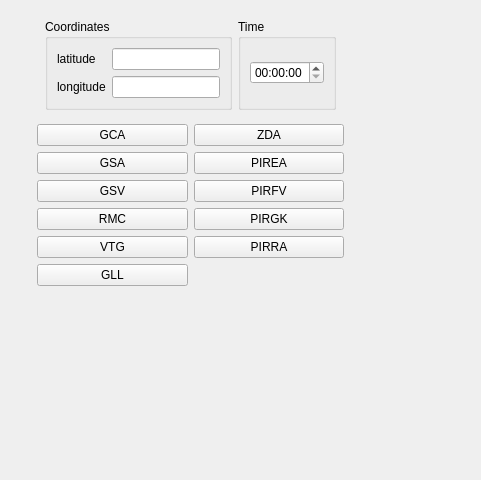
Qt form Qt/Organizations/Selena/Navi_transmitter/src/mainbox/ui/mainbox.ui (RinatB2017/mega_GIT) before a commit.
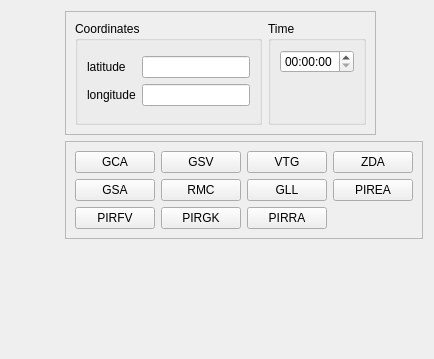
The same form after that commit. Custom widgets are drawn as their Qt base class.

Patch:
```diff
--- a/Qt/Organizations/Selena/Navi_transmitter/src/mainbox/ui/mainbox.ui
+++ b/Qt/Organizations/Selena/Navi_transmitter/src/mainbox/ui/mainbox.ui
@@ -6,8 +6,8 @@
    <rect>
     <x>0</x>
     <y>0</y>
-    <width>481</width>
-    <height>480</height>
+    <width>434</width>
+    <height>359</height>
    </rect>
   </property>
   <property name="windowTitle">
@@ -16,28 +16,6 @@
   <layout class="QHBoxLayout" name="horizontalLayout">
    <item>
     <layout class="QVBoxLayout" name="verticalLayout">
-     <item>
-      <widget class="SerialBox5" name="serialWidget" native="true"/>
-     </item>
-     <item>
-      <spacer name="verticalSpacer">
-       <property name="orientation">
-        <enum>Qt::Vertical</enum>
-       </property>
-       <property name="sizeHint" stdset="0">
-        <size>
-         <width>20</width>
-         <height>40</height>
-        </size>
-       </property>
-      </spacer>
-     </item>
-    </layout>
-   </item>
-   <item>
-    <layout class="QVBoxLayout" name="verticalLayout_2">
-     <item>
-      <layout class="QHBoxLayout" name="horizontalLayout_3">
        <property name="leftMargin">
         <number>8</number>
        </property>
@@ -51,6 +29,41 @@
         <number>8</number>
        </property>
        <item>
+      <widget class="SerialBox5" name="serialWidget" native="true"/>
+     </item>
+     <item>
+      <spacer name="verticalSpacer_2">
+       <property name="orientation">
+        <enum>Qt::Vertical</enum>
+       </property>
+       <property name="sizeHint" stdset="0">
+        <size>
+         <width>20</width>
+         <height>40</height>
+        </size>
+       </property>
+      </spacer>
+     </item>
+    </layout>
+   </item>
+   <item>
+    <layout class="QVBoxLayout" name="verticalLayout_2">
+     <item>
+      <widget class="QFrame" name="frame">
+       <property name="sizePolicy">
+        <sizepolicy hsizetype="Fixed" vsizetype="Fixed">
+         <horstretch>0</horstretch>
+         <verstretch>0</verstretch>
+        </sizepolicy>
+       </property>
+       <property name="frameShape">
+        <enum>QFrame::StyledPanel</enum>
+       </property>
+       <property name="frameShadow">
+        <enum>QFrame::Raised</enum>
+       </property>
+       <layout class="QHBoxLayout" name="horizontalLayout_2">
+        <item>
         <widget class="QGroupBox" name="groupBox">
          <property name="title">
           <string>Coordinates</string>
@@ -92,41 +105,49 @@
           <item>
            <widget class="QTimeEdit" name="timeEdit"/>
           </item>
+           <item>
+            <spacer name="verticalSpacer">
+             <property name="orientation">
+              <enum>Qt::Vertical</enum>
+             </property>
+             <property name="sizeHint" stdset="0">
+              <size>
+               <width>20</width>
+               <height>40</height>
+              </size>
+             </property>
+            </spacer>
+           </item>
          </layout>
         </widget>
        </item>
       </layout>
+      </widget>
      </item>
+     <item>
+      <widget class="QFrame" name="frame_2">
+       <property name="sizePolicy">
+        <sizepolicy hsizetype="Fixed" vsizetype="Fixed">
+         <horstretch>0</horstretch>
+         <verstretch>0</verstretch>
+        </sizepolicy>
+       </property>
+       <property name="frameShape">
+        <enum>QFrame::StyledPanel</enum>
+       </property>
+       <property name="frameShadow">
+        <enum>QFrame::Raised</enum>
+       </property>
+       <layout class="QVBoxLayout" name="verticalLayout_5">
      <item>
       <layout class="QGridLayout" name="gridLayout">
-       <item row="2" column="0">
+          <item row="0" column="1">
         <widget class="QPushButton" name="btn_GSV">
          <property name="text">
           <string>GSV</string>
          </property>
         </widget>
        </item>
-       <item row="4" column="0">
-        <widget class="QPushButton" name="btn_VTG">
-         <property name="text">
-          <string>VTG</string>
-         </property>
-        </widget>
-       </item>
-       <item row="4" column="1">
-        <widget class="QPushButton" name="btn_PIRRA">
-         <property name="text">
-          <string>PIRRA</string>
-         </property>
-        </widget>
-       </item>
-       <item row="3" column="1">
-        <widget class="QPushButton" name="btn_PIRGK">
-         <property name="text">
-          <string>PIRGK</string>
-         </property>
-        </widget>
-       </item>
        <item row="1" column="0">
         <widget class="QPushButton" name="btn_GSA">
          <property name="text">
@@ -134,34 +155,20 @@
          </property>
         </widget>
        </item>
-       <item row="2" column="1">
-        <widget class="QPushButton" name="btn_PIRFV">
-         <property name="text">
-          <string>PIRFV</string>
-         </property>
-        </widget>
-       </item>
-       <item row="0" column="1">
+          <item row="0" column="3">
         <widget class="QPushButton" name="btn_ZDA">
          <property name="text">
           <string>ZDA</string>
          </property>
         </widget>
        </item>
-       <item row="1" column="1">
+          <item row="1" column="3">
         <widget class="QPushButton" name="btn_PIREA">
          <property name="text">
           <string>PIREA</string>
          </property>
         </widget>
        </item>
-       <item row="3" column="0">
-        <widget class="QPushButton" name="btn_RMC">
-         <property name="text">
-          <string>RMC</string>
-         </property>
-        </widget>
-       </item>
        <item row="0" column="0">
         <widget class="QPushButton" name="btn_GCA">
          <property name="text">
@@ -169,17 +176,55 @@
          </property>
         </widget>
        </item>
-       <item row="5" column="0">
+          <item row="1" column="1">
+           <widget class="QPushButton" name="btn_RMC">
+            <property name="text">
+             <string>RMC</string>
+            </property>
+           </widget>
+          </item>
+          <item row="0" column="2">
+           <widget class="QPushButton" name="btn_VTG">
+            <property name="text">
+             <string>VTG</string>
+            </property>
+           </widget>
+          </item>
+          <item row="1" column="2">
         <widget class="QPushButton" name="btn_GLL">
          <property name="text">
           <string>GLL</string>
          </property>
         </widget>
        </item>
-      </layout>
+          <item row="3" column="0">
+           <widget class="QPushButton" name="btn_PIRFV">
+            <property name="text">
+             <string>PIRFV</string>
+            </property>
+           </widget>
+          </item>
+          <item row="3" column="1">
+           <widget class="QPushButton" name="btn_PIRGK">
+            <property name="text">
+             <string>PIRGK</string>
+            </property>
+           </widget>
+          </item>
+          <item row="3" column="2">
+           <widget class="QPushButton" name="btn_PIRRA">
+            <property name="text">
+             <string>PIRRA</string>
+            </property>
+           </widget>
+          </item>
+         </layout>
+        </item>
+       </layout>
+      </widget>
      </item>
      <item>
-      <spacer name="verticalSpacer_2">
+      <spacer name="verticalSpacer_3">
        <property name="orientation">
         <enum>Qt::Vertical</enum>
        </property>
@@ -193,19 +238,6 @@
      </item>
     </layout>
    </item>
-   <item>
-    <spacer name="horizontalSpacer">
-     <property name="orientation">
-      <enum>Qt::Horizontal</enum>
-     </property>
-     <property name="sizeHint" stdset="0">
-      <size>
-       <width>40</width>
-       <height>20</height>
-      </size>
-     </property>
-    </spacer>
-   </item>
   </layout>
  </widget>
  <customwidgets>
```
Left out of the diff: 6 changed lines with no effect on the pictures. Lines whose indentation alone changed are shown as unchanged.
